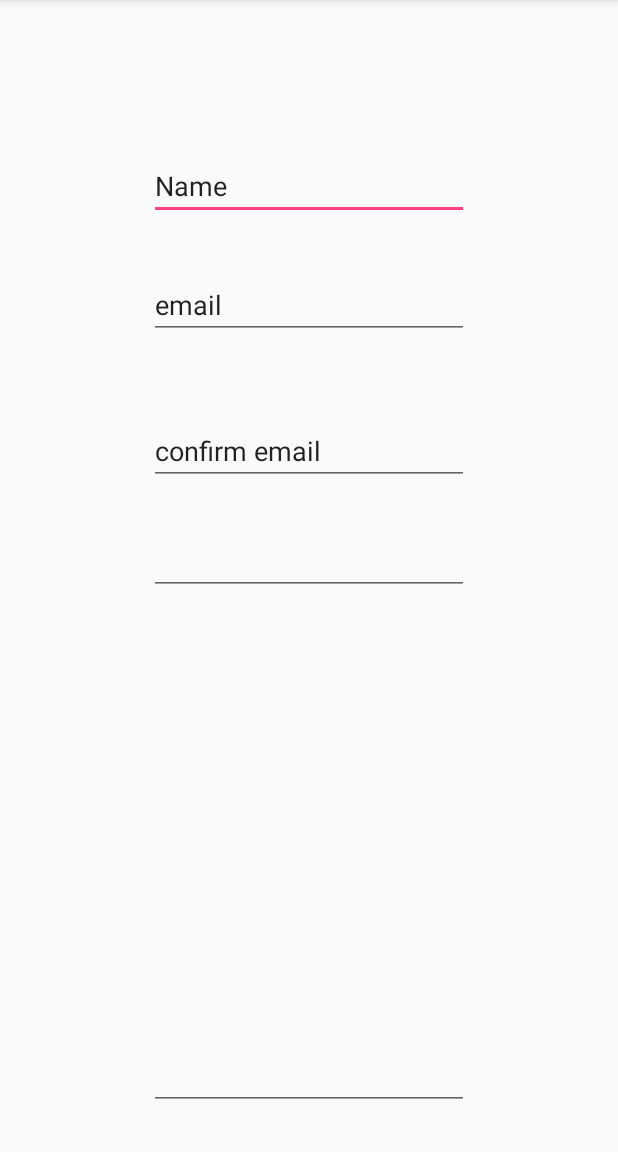
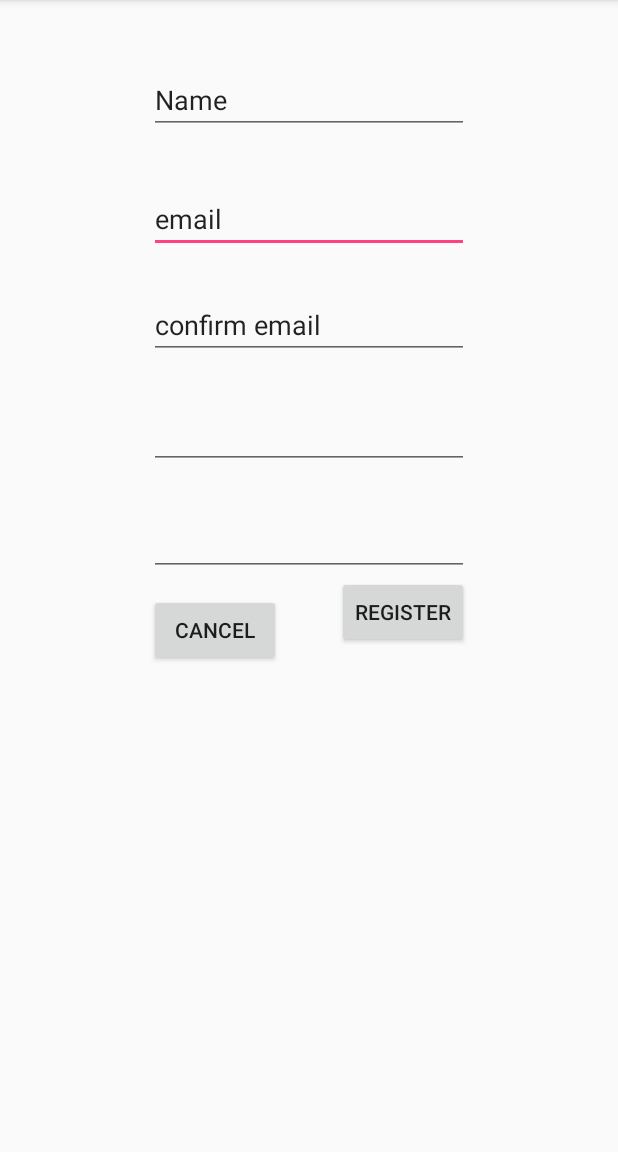
Before and after one commit to xuranchen/TasteBuds, an Android app: the RegistrationActivity screen opened directly, with no data from a screen before it, on a phone screen of 412 x 824 dp, the part 84-1236 px from its top. Run offline under Robolectric (Android 15) with nearby library versions, the phone set to English and light mode, and no system bars.

```diff
--- a/app/src/main/res/layout/activity_registration.xml
+++ b/app/src/main/res/layout/activity_registration.xml
@@ -13,17 +13,6 @@
     <EditText
         android:layout_width="wrap_content"
         android:layout_height="wrap_content"
-        android:inputType="textPersonName"
-        android:text="Name"
-        android:ems="10"
-        android:layout_marginTop="85dp"
-        android:id="@+id/username"
-        android:layout_alignParentTop="true"
-        android:layout_centerHorizontal="true" />
-
-    <EditText
-        android:layout_width="wrap_content"
-        android:layout_height="wrap_content"
         android:inputType="textEmailAddress"
         android:ems="10"
         android:layout_below="@+id/username"
@@ -31,17 +20,6 @@
         android:layout_marginTop="34dp"
         android:id="@+id/email"
         android:text="email" />
-
-    <EditText
-        android:layout_width="wrap_content"
-        android:layout_height="wrap_content"
-        android:inputType="textEmailAddress"
-        android:ems="10"
-        android:layout_below="@+id/email"
-        android:layout_alignStart="@+id/email"
-        android:layout_marginTop="52dp"
-        android:id="@+id/confirm_email"
-        android:text="confirm email" />
 
     <EditText
         android:layout_width="wrap_content"
@@ -56,10 +34,51 @@
     <EditText
         android:layout_width="wrap_content"
         android:layout_height="wrap_content"
+        android:inputType="textPersonName"
+        android:text="Name"
+        android:ems="10"
+        android:layout_marginTop="28dp"
+        android:id="@+id/username"
+        android:layout_alignParentTop="true"
+        android:layout_centerHorizontal="true" />
+
+    <EditText
+        android:layout_width="wrap_content"
+        android:layout_height="wrap_content"
+        android:inputType="textEmailAddress"
+        android:ems="10"
+        android:layout_marginTop="25dp"
+        android:id="@+id/confirm_email"
+        android:text="confirm email"
+        android:layout_below="@+id/email"
+        android:layout_alignStart="@+id/email" />
+
+    <EditText
+        android:layout_width="wrap_content"
+        android:layout_height="wrap_content"
         android:inputType="textPassword"
         android:ems="10"
-        android:layout_marginBottom="12dp"
         android:id="@+id/confirm_password"
-        android:layout_alignParentBottom="true"
-        android:layout_alignStart="@+id/password" />
+        android:layout_below="@+id/password"
+        android:layout_alignStart="@+id/password"
+        android:layout_marginTop="26dp" />
+
+    <Button
+        android:text="Cancel"
+        android:layout_width="wrap_content"
+        android:layout_height="wrap_content"
+        android:layout_below="@+id/confirm_password"
+        android:layout_alignStart="@+id/confirm_password"
+        android:layout_marginTop="12dp"
+        android:id="@+id/cancel_button"
+        android:onClick="cancel" />
+
+    <Button
+        android:text="Register"
+        android:layout_width="wrap_content"
+        android:layout_height="wrap_content"
+        android:id="@+id/register_button"
+        android:onClick="register"
+        android:layout_below="@+id/confirm_password"
+        android:layout_alignEnd="@+id/confirm_password" />
 </RelativeLayout>
```
Also changed, not shown: app/src/main/java/com/hackgteeny/tastebuds/Model/Group.java (added, +9 -0 lines), app/src/main/java/com/hackgteeny/tastebuds/Model/User.java (added, +19 -0 lines), app/src/main/java/com/hackgteeny/tastebuds/RegistrationActivity.java (+41 -0 lines).
